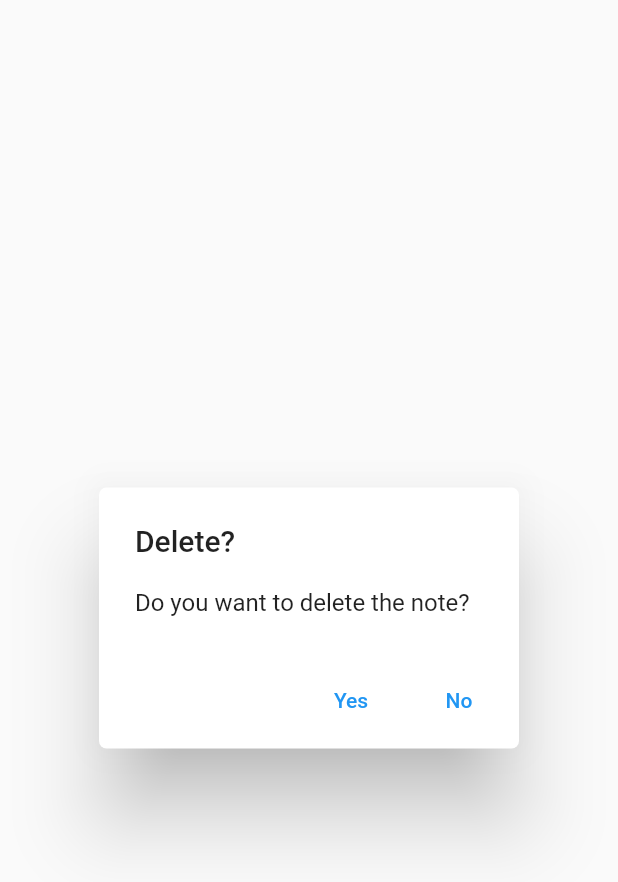
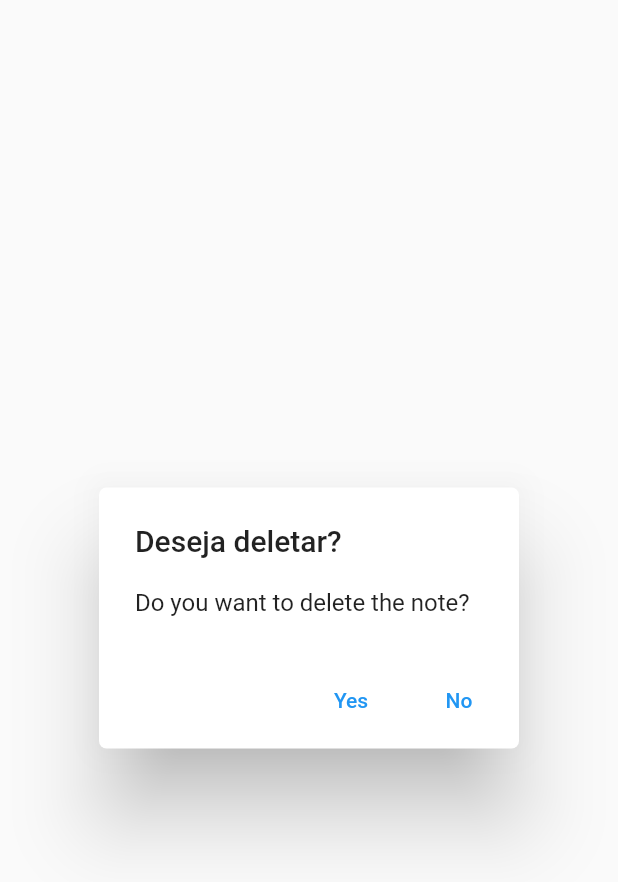
Before and after one commit to luisgustavoo/gitflow, a Flutter app: the DeletePopUp widget shown alone on an empty page, opened directly with empty values, on a phone screen of 412 x 824 dp. Shown: the top 882 px of the screen. Run offline on Flutter 3.47's test engine with Material 2 defaults, Android fonts, the phone set to English and light mode, and no system bars; our stand-ins replace cloud_firestore, firebase_core, firebase_storage, google_fonts, image_picker, sqflite; accounts and stored records are empty.

Commit message:
Alterando mensagem de delete

```diff
--- a/note-app/notes-app/lib/widgets/delete_popup.dart
+++ b/note-app/notes-app/lib/widgets/delete_popup.dart
@@ -14,7 +14,7 @@ class DeletePopUp extends StatelessWidget {
       shape: RoundedRectangleBorder(
         borderRadius: BorderRadius.circular(5),
       ),
-      title: Text('Delete?'),
+      title: Text('Deseja deletar?'),
       content: Text('Do you want to delete the note?'),
       actions: [
         TextButton(
```
